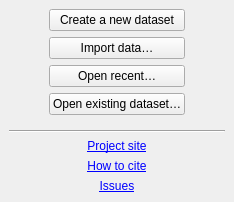
This is src/rc_metastudio/forms/welcome_page.ui in AliSalman-et-al/rc-metastudio as Qt 5 draws it before an edit. The edited form follows.
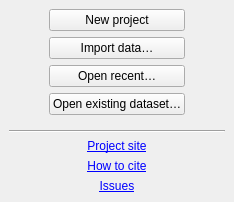
This is the edited form. Icons and pictures are not drawn.

Commit message: Polish dataset workspace and theme-aware desktop controls

```diff
--- a/src/rc_metastudio/forms/welcome_page.ui
+++ b/src/rc_metastudio/forms/welcome_page.ui
@@ -55,7 +55,7 @@
        <item>
         <widget class="QPushButton" name="create_new_btn">
          <property name="text">
-          <string>Create a new dataset</string>
+          <string>New project</string>
          </property>
          <property name="icon">
           <iconset resource="../images/icons.qrc">
```
The commit also changes 27 other files.
